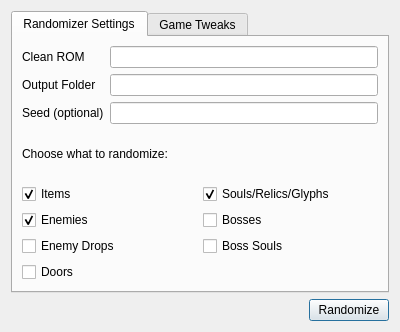
The window that randomizer.ui (LagoLunatic/DSVEdit) describes before a commit, drawn with Qt 5.
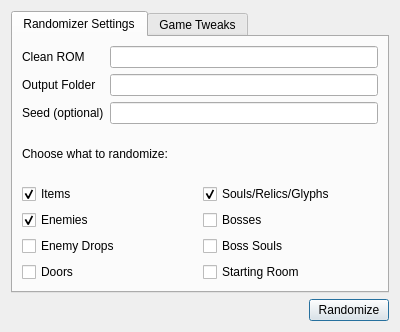
The same window after the commit.

Commit message: Add starting room randomization

What changed in the file:
```diff
--- a/randomizer.ui
+++ b/randomizer.ui
@@ -143,6 +143,13 @@
            </property>
           </widget>
          </item>
+         <item>
+          <widget class="QCheckBox" name="randomize_starting_room">
+           <property name="text">
+            <string>Starting Room</string>
+           </property>
+          </widget>
+         </item>
         </layout>
        </item>
       </layout>
```
The commit also changes 2 other files.
